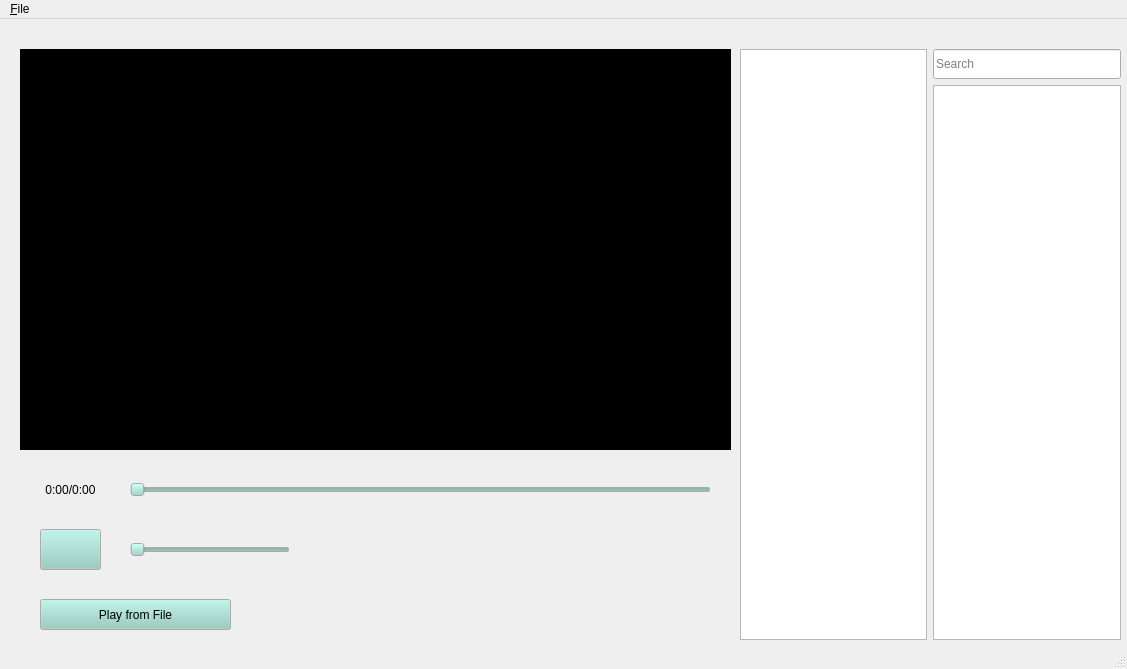
This is ThemesPlayer/designer/player.ui in thaivuN/AMQTrainingTools as Qt 5 draws it before an edit. The edited form follows.
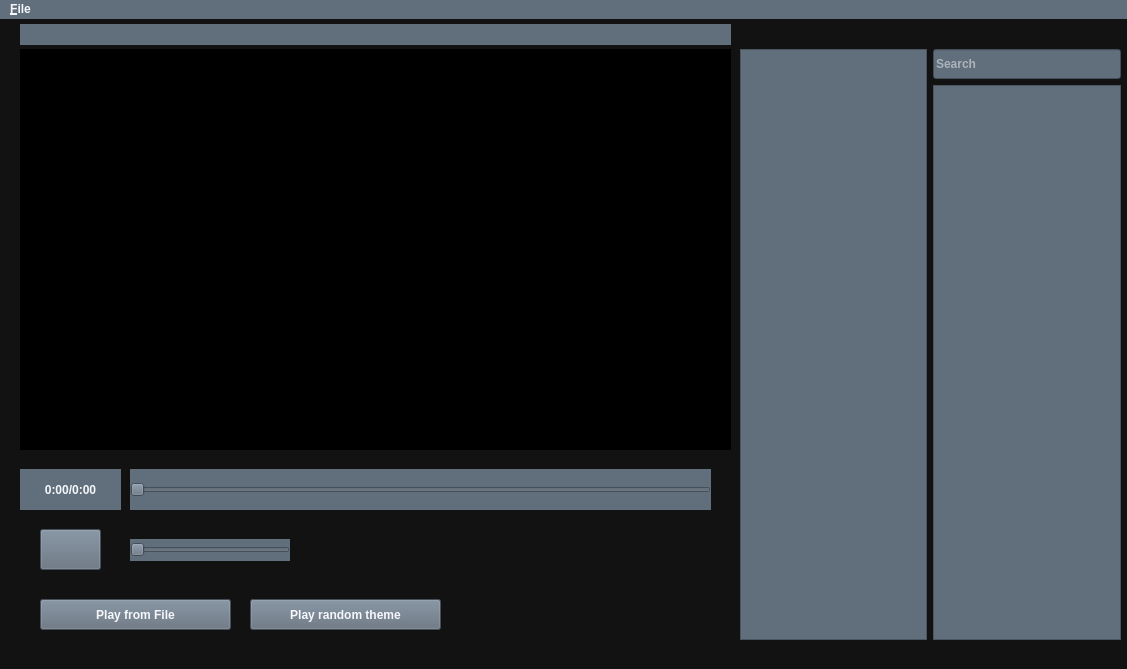
This is the edited form.

Commit message: Dark mode UI, Random Track and DB update

The edit to the form file:
```diff
--- a/ThemesPlayer/designer/player.ui
+++ b/ThemesPlayer/designer/player.ui
@@ -10,37 +10,178 @@
     <height>669</height>
    </rect>
   </property>
+  <property name="sizePolicy">
+   <sizepolicy hsizetype="Maximum" vsizetype="Maximum">
+    <horstretch>0</horstretch>
+    <verstretch>0</verstretch>
+   </sizepolicy>
+  </property>
   <property name="palette">
    <palette>
     <active>
+     <colorrole role="WindowText">
+      <brush brushstyle="SolidPattern">
+       <color alpha="255">
+        <red>245</red>
+        <green>247</green>
+        <blue>250</blue>
+       </color>
+      </brush>
+     </colorrole>
      <colorrole role="Button">
       <brush brushstyle="SolidPattern">
        <color alpha="255">
-        <red>146</red>
-        <green>204</green>
-        <blue>192</blue>
+        <red>18</red>
+        <green>18</green>
+        <blue>18</blue>
+       </color>
+      </brush>
+     </colorrole>
+     <colorrole role="Text">
+      <brush brushstyle="SolidPattern">
+       <color alpha="255">
+        <red>245</red>
+        <green>247</green>
+        <blue>250</blue>
+       </color>
+      </brush>
+     </colorrole>
+     <colorrole role="ButtonText">
+      <brush brushstyle="SolidPattern">
+       <color alpha="255">
+        <red>245</red>
+        <green>247</green>
+        <blue>250</blue>
+       </color>
+      </brush>
+     </colorrole>
+     <colorrole role="Base">
+      <brush brushstyle="SolidPattern">
+       <color alpha="255">
+        <red>18</red>
+        <green>18</green>
+        <blue>18</blue>
+       </color>
+      </brush>
+     </colorrole>
+     <colorrole role="Window">
+      <brush brushstyle="SolidPattern">
+       <color alpha="255">
+        <red>18</red>
+        <green>18</green>
+        <blue>18</blue>
        </color>
       </brush>
      </colorrole>
     </active>
     <inactive>
+     <colorrole role="WindowText">
+      <brush brushstyle="SolidPattern">
+       <color alpha="255">
+        <red>245</red>
+        <green>247</green>
+        <blue>250</blue>
+       </color>
+      </brush>
+     </colorrole>
      <colorrole role="Button">
       <brush brushstyle="SolidPattern">
        <color alpha="255">
-        <red>146</red>
-        <green>204</green>
-        <blue>192</blue>
+        <red>18</red>
+        <green>18</green>
+        <blue>18</blue>
+       </color>
+      </brush>
+     </colorrole>
+     <colorrole role="Text">
+      <brush brushstyle="SolidPattern">
+       <color alpha="255">
+        <red>245</red>
+        <green>247</green>
+        <blue>250</blue>
+       </color>
+      </brush>
+     </colorrole>
+     <colorrole role="ButtonText">
+      <brush brushstyle="SolidPattern">
+       <color alpha="255">
+        <red>245</red>
+        <green>247</green>
+        <blue>250</blue>
+       </color>
+      </brush>
+     </colorrole>
+     <colorrole role="Base">
+      <brush brushstyle="SolidPattern">
+       <color alpha="255">
+        <red>18</red>
+        <green>18</green>
+        <blue>18</blue>
+       </color>
+      </brush>
+     </colorrole>
+     <colorrole role="Window">
+      <brush brushstyle="SolidPattern">
+       <color alpha="255">
+        <red>18</red>
+        <green>18</green>
+        <blue>18</blue>
        </color>
       </brush>
      </colorrole>
     </inactive>
     <disabled>
+     <colorrole role="WindowText">
+      <brush brushstyle="SolidPattern">
+       <color alpha="255">
+        <red>245</red>
+        <green>247</green>
+        <blue>250</blue>
+       </color>
+      </brush>
+     </colorrole>
      <colorrole role="Button">
       <brush brushstyle="SolidPattern">
        <color alpha="255">
-        <red>146</red>
-        <green>204</green>
-        <blue>192</blue>
+        <red>18</red>
+        <green>18</green>
+        <blue>18</blue>
+       </color>
+      </brush>
+     </colorrole>
+     <colorrole role="Text">
+      <brush brushstyle="SolidPattern">
+       <color alpha="255">
+        <red>245</red>
+        <green>247</green>
+        <blue>250</blue>
+       </color>
+      </brush>
+     </colorrole>
+     <colorrole role="ButtonText">
+      <brush brushstyle="SolidPattern">
+       <color alpha="255">
+        <red>245</red>
+        <green>247</green>
+        <blue>250</blue>
+       </color>
+      </brush>
+     </colorrole>
+     <colorrole role="Base">
+      <brush brushstyle="SolidPattern">
+       <color alpha="255">
+        <red>18</red>
+        <green>18</green>
+        <blue>18</blue>
+       </color>
+      </brush>
+     </colorrole>
+     <colorrole role="Window">
+      <brush brushstyle="SolidPattern">
+       <color alpha="255">
+        <red>18</red>
+        <green>18</green>
+        <blue>18</blue>
        </color>
       </brush>
      </colorrole>
@@ -53,7 +194,13 @@
   <property name="autoFillBackground">
    <bool>false</bool>
   </property>
+  <property name="styleSheet">
+   <string notr="true">background-color: #121212;font-weight: bold; color: #F5F7FA</string>
+  </property>
   <widget class="QWidget" name="centralwidget">
+   <property name="styleSheet">
+    <string notr="true"/>
+   </property>
    <widget class="QWidget" name="horizontalLayoutWidget">
     <property name="geometry">
      <rect>
@@ -89,7 +236,11 @@
      <item>
       <layout class="QHBoxLayout" name="leftListLayout">
        <item>
-        <widget class="QListWidget" name="yearListWidget"/>
+        <widget class="QListWidget" name="yearListWidget">
+         <property name="styleSheet">
+          <string notr="true">background-color: #616E7C;font-weight: bold</string>
+         </property>
+        </widget>
        </item>
       </layout>
      </item>
@@ -120,6 +271,9 @@
              <height>30</height>
             </size>
            </property>
+           <property name="styleSheet">
+            <string notr="true">background-color: #616E7C;font-weight: bold</string>
+           </property>
            <property name="placeholderText">
             <string>Search</string>
            </property>
@@ -133,6 +287,9 @@
              <verstretch>0</verstretch>
             </sizepolicy>
            </property>
+           <property name="styleSheet">
+            <string notr="true">background-color: #616E7C;font-weight: bold</string>
+           </property>
           </widget>
          </item>
         </layout>
@@ -150,6 +307,9 @@
       <height>41</height>
      </rect>
     </property>
+    <property name="styleSheet">
+     <string notr="true">background-color: #616E7C</string>
+    </property>
     <property name="text">
      <string/>
     </property>
@@ -163,6 +323,15 @@
       <height>41</height>
      </rect>
     </property>
+    <property name="font">
+     <font>
+      <weight>75</weight>
+      <bold>true</bold>
+     </font>
+    </property>
+    <property name="styleSheet">
+     <string notr="true">background-color: #616E7C</string>
+    </property>
     <property name="orientation">
      <enum>Qt::Horizontal</enum>
     </property>
@@ -176,6 +345,9 @@
       <height>41</height>
      </rect>
     </property>
+    <property name="styleSheet">
+     <string notr="true">background-color: #616E7C;font-weight: bold</string>
+    </property>
     <property name="text">
      <string>0:00/0:00</string>
     </property>
@@ -192,9 +364,15 @@
       <height>21</height>
      </rect>
     </property>
+    <property name="styleSheet">
+     <string notr="true">background-color: #616E7C;</string>
+    </property>
     <property name="text">
      <string/>
     </property>
+    <property name="alignment">
+     <set>Qt::AlignCenter</set>
+    </property>
    </widget>
    <widget class="QSlider" name="volumeSlider">
     <property name="geometry">
@@ -205,26 +383,13 @@
       <height>22</height>
      </rect>
     </property>
+    <property name="styleSheet">
+     <string notr="true">background-color: #616E7C</string>
+    </property>
     <property name="orientation">
      <enum>Qt::Horizontal</enum>
     </property>
    </widget>
-   <widget class="QLabel" name="label">
-    <property name="geometry">
-     <rect>
-      <x>360</x>
-      <y>510</y>
-      <width>71</width>
-      <height>41</height>
-     </rect>
-    </property>
-    <property name="autoFillBackground">
-     <bool>true</bool>
-    </property>
-    <property name="text">
-     <string/>
-    </property>
-   </widget>
    <widget class="QPushButton" name="fileButton">
     <property name="geometry">
      <rect>
@@ -234,10 +399,29 @@
       <height>31</height>
      </rect>
     </property>
+    <property name="styleSheet">
+     <string notr="true">background-color: #616E7C; font-weight: bold</string>
+    </property>
     <property name="text">
      <string>Play from File</string>
     </property>
    </widget>
+   <widget class="QPushButton" name="rdnButton">
+    <property name="geometry">
+     <rect>
+      <x>250</x>
+      <y>580</y>
+      <width>191</width>
+      <height>31</height>
+     </rect>
+    </property>
+    <property name="styleSheet">
+     <string notr="true">background-color: #616E7C; font-weight: bold</string>
+    </property>
+    <property name="text">
+     <string>Play random theme</string>
+    </property>
+   </widget>
   </widget>
   <widget class="QMenuBar" name="menubar">
    <property name="geometry">
@@ -248,6 +432,9 @@
      <height>21</height>
     </rect>
    </property>
+   <property name="styleSheet">
+    <string notr="true">background-color: #616E7C;font-weight: bold</string>
+   </property>
    <widget class="QMenu" name="menuFile">
     <property name="title">
      <string>&amp;File</string>
```
Left out of the diff: 18 changed lines with no effect on the pictures. The commit also changes 5 other files.
